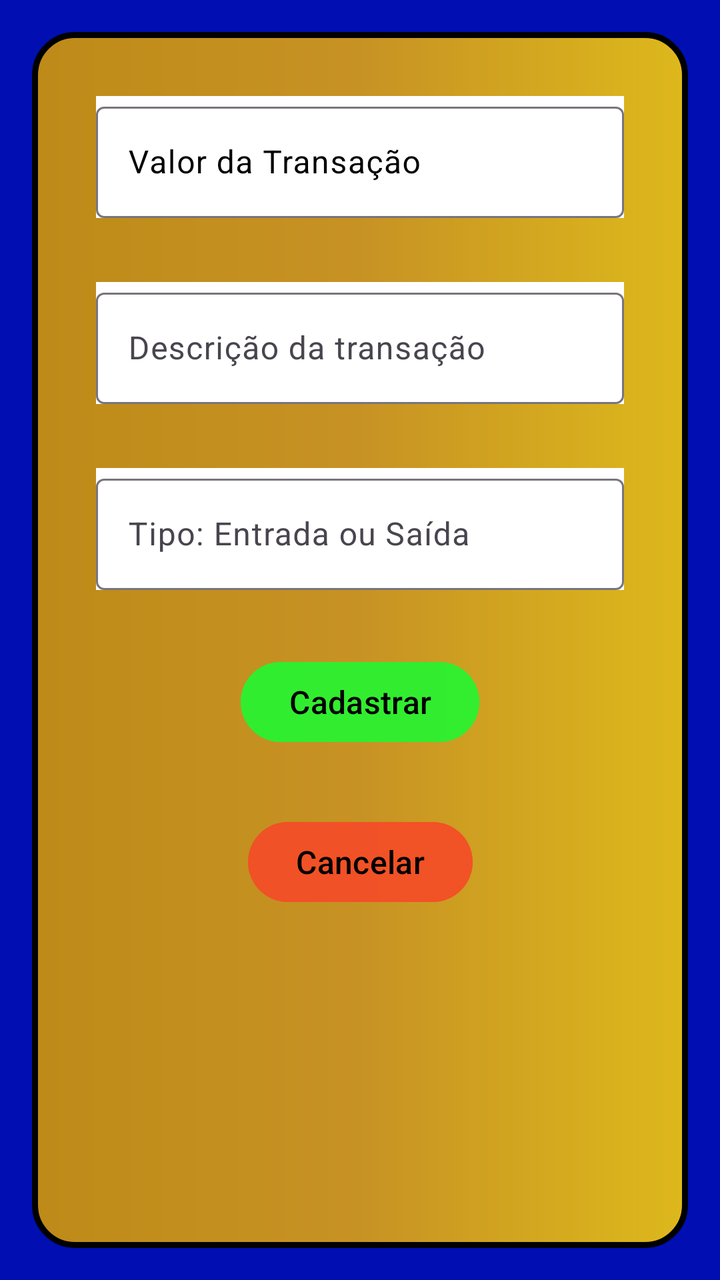
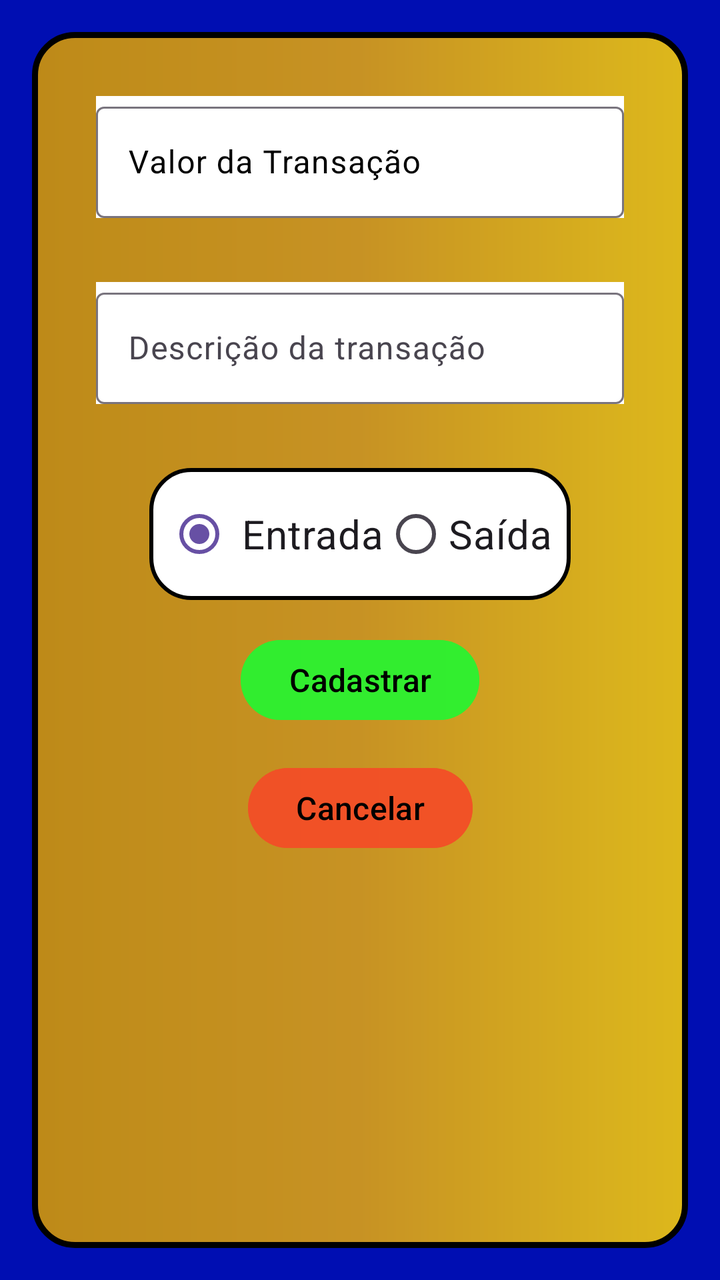

The first picture is an Android layout as it rendered before a commit; the second is the same layout after the commit. The layout source and the unified diff follow.
<!-- AndroidManifest.xml: application theme Theme.PoupaDev -->
<!-- res/layout/activity_transacoes.xml -->
<?xml version="1.0" encoding="utf-8"?>
<androidx.constraintlayout.widget.ConstraintLayout xmlns:android="http://schemas.android.com/apk/res/android"
    xmlns:app="http://schemas.android.com/apk/res-auto"
    xmlns:tools="http://schemas.android.com/tools"
    android:id="@+id/main"
    android:layout_width="match_parent"
    android:layout_height="match_parent"
    android:background="@color/fundoPrincipal"
    tools:context=".Transacoes">

    <androidx.constraintlayout.widget.ConstraintLayout
        android:layout_width="0dp"
        android:layout_height="0dp"
        android:layout_marginStart="16dp"
        android:layout_marginTop="16dp"
        android:layout_marginEnd="16dp"
        android:layout_marginBottom="16dp"
        android:background="@drawable/borda"
        app:layout_constraintBottom_toBottomOf="parent"
        app:layout_constraintEnd_toEndOf="parent"
        app:layout_constraintStart_toStartOf="parent"
        app:layout_constraintTop_toTopOf="parent">

        <com.google.android.material.textfield.TextInputLayout
            android:id="@+id/textInputLayout"
            android:layout_width="0dp"
            android:layout_height="wrap_content"
            android:layout_marginStart="32dp"
            android:layout_marginTop="32dp"
            android:layout_marginEnd="32dp"
            android:background="@color/white"
            android:hint="Valor da Transação"
            android:textColorHint="@color/black"
            app:hintTextColor="#000000"
            app:layout_constraintEnd_toEndOf="parent"
            app:layout_constraintStart_toStartOf="parent"
            app:layout_constraintTop_toTopOf="parent">

            <com.google.android.material.textfield.TextInputEditText
                android:id="@+id/etValor"
                android:layout_width="match_parent"
                android:layout_height="wrap_content"
                android:textColorHint="@color/black" />
        </com.google.android.material.textfield.TextInputLayout>

        <com.google.android.material.textfield.TextInputLayout
            android:id="@+id/textInputLayout2"
            android:layout_width="0dp"
            android:layout_height="wrap_content"
            android:layout_marginStart="32dp"
            android:layout_marginTop="32dp"
            android:layout_marginEnd="32dp"
            android:background="@color/white"
            android:hint="Descrição da transação"
            app:layout_constraintEnd_toEndOf="parent"
            app:layout_constraintStart_toStartOf="parent"
            app:layout_constraintTop_toBottomOf="@+id/textInputLayout">

            <com.google.android.material.textfield.TextInputEditText
                android:id="@+id/etDescricao"
                android:layout_width="match_parent"
                android:layout_height="wrap_content" />
        </com.google.android.material.textfield.TextInputLayout>

        <com.google.android.material.textfield.TextInputLayout
            android:id="@+id/textInputLayout3"
            android:layout_width="0dp"
            android:layout_height="wrap_content"
            android:layout_marginStart="32dp"
            android:layout_marginTop="32dp"
            android:layout_marginEnd="32dp"
            android:background="@color/white"
            android:hint="Tipo: Entrada ou Saída"
            app:layout_constraintEnd_toEndOf="parent"
            app:layout_constraintStart_toStartOf="parent"
            app:layout_constraintTop_toBottomOf="@+id/textInputLayout2">

            <com.google.android.material.textfield.TextInputEditText
                android:id="@+id/etTipo"
                android:layout_width="match_parent"
                android:layout_height="wrap_content" />
        </com.google.android.material.textfield.TextInputLayout>

        <Button
            android:id="@+id/button"
            android:layout_width="wrap_content"
            android:layout_height="wrap_content"
            android:layout_marginStart="32dp"
            android:layout_marginTop="32dp"
            android:layout_marginEnd="32dp"
            android:backgroundTint="@color/botaoCadastrar"
            android:onClick="cadastrar"
            android:text="Cadastrar"
            android:textColor="@color/black"
            android:textSize="16sp"
            app:layout_constraintEnd_toEndOf="parent"
            app:layout_constraintStart_toStartOf="parent"
            app:layout_constraintTop_toBottomOf="@+id/textInputLayout3" />

        <Button
            android:id="@+id/button3"
            android:layout_width="wrap_content"
            android:layout_height="wrap_content"
            android:layout_marginStart="32dp"
            android:layout_marginTop="32dp"
            android:layout_marginEnd="32dp"
            android:backgroundTint="@color/botaoCancelar"
            android:onClick="cancelar"
            android:text="Cancelar"
            android:textColor="@color/black"
            android:textSize="16sp"
            app:layout_constraintEnd_toEndOf="parent"
            app:layout_constraintStart_toStartOf="parent"
            app:layout_constraintTop_toBottomOf="@+id/button" />

    </androidx.constraintlayout.widget.ConstraintLayout>
</androidx.constraintlayout.widget.ConstraintLayout>
<!-- resources referenced by this layout -->
<resources>
  <color name="black">#FF000000</color>
  <color name="botaoCadastrar">#BB27F531</color>
  <color name="botaoCancelar">#BBF54D27</color>
  <color name="fundoPrincipal">#000eb2</color>
  <color name="white">#FFFFFFFF</color>
  <!-- drawable borda (drawable) -->
  <?xml version="1.0" encoding="utf-8"?>
  <shape xmlns:android="http://schemas.android.com/apk/res/android">
      <gradient
          android:startColor="@color/corInicio"
          android:centerColor="@color/corMeio"
          android:endColor="@color/corFim"
      />
      <stroke
              android:width="3dp"
              android:color="@color/black"
      />
      <corners
          android:radius="20dp"
      />
  </shape>
  <style name="Theme.PoupaDev" parent="Base.Theme.PoupaDev" />
  <color name="corInicio">#DDdb9d00</color>
  <color name="corMeio">#CCf9b300</color>
  <color name="corFim">#DDffd204</color>
  <style name="Base.Theme.PoupaDev" parent="Theme.Material3.DayNight.NoActionBar">
          
          
      </style>
</resources>

<!-- the commit's change to res/layout/activity_transacoes.xml (unified diff, before → after) -->
@@ -18,8 +18,10 @@
         android:background="@drawable/borda"
         app:layout_constraintBottom_toBottomOf="parent"
         app:layout_constraintEnd_toEndOf="parent"
+        app:layout_constraintHorizontal_bias="0.0"
         app:layout_constraintStart_toStartOf="parent"
-        app:layout_constraintTop_toTopOf="parent">
+        app:layout_constraintTop_toTopOf="parent"
+        app:layout_constraintVertical_bias="0.0">
 
         <com.google.android.material.textfield.TextInputLayout
             android:id="@+id/textInputLayout"
@@ -62,31 +64,43 @@
                 android:layout_height="wrap_content" />
         </com.google.android.material.textfield.TextInputLayout>
 
-        <com.google.android.material.textfield.TextInputLayout
-            android:id="@+id/textInputLayout3"
-            android:layout_width="0dp"
+        <RadioGroup
+            android:id="@+id/rgTipo"
+            android:layout_width="wrap_content"
             android:layout_height="wrap_content"
             android:layout_marginStart="32dp"
             android:layout_marginTop="32dp"
             android:layout_marginEnd="32dp"
-            android:background="@color/white"
-            android:hint="Tipo: Entrada ou Saída"
+            android:background="@drawable/borderprincipal"
+            android:orientation="horizontal"
+            android:padding="9sp"
             app:layout_constraintEnd_toEndOf="parent"
             app:layout_constraintStart_toStartOf="parent"
             app:layout_constraintTop_toBottomOf="@+id/textInputLayout2">
 
-            <com.google.android.material.textfield.TextInputEditText
-                android:id="@+id/etTipo"
+            <RadioButton
+                android:id="@+id/rbEntrada"
                 android:layout_width="match_parent"
-                android:layout_height="wrap_content" />
-        </com.google.android.material.textfield.TextInputLayout>
+                android:layout_height="wrap_content"
+                android:checked="true"
+                android:paddingLeft="5sp"
+                android:text="Entrada"
+                android:textSize="20sp" />
+
+            <RadioButton
+                android:id="@+id/rbSaida"
+                android:layout_width="match_parent"
+                android:layout_height="wrap_content"
+                android:text="Saída"
+                android:textSize="20sp" />
+        </RadioGroup>
 
         <Button
             android:id="@+id/button"
             android:layout_width="wrap_content"
             android:layout_height="wrap_content"
             android:layout_marginStart="32dp"
-            android:layout_marginTop="32dp"
+            android:layout_marginTop="16dp"
             android:layout_marginEnd="32dp"
             android:backgroundTint="@color/botaoCadastrar"
             android:onClick="cadastrar"
@@ -95,14 +109,14 @@
             android:textSize="16sp"
             app:layout_constraintEnd_toEndOf="parent"
             app:layout_constraintStart_toStartOf="parent"
-            app:layout_constraintTop_toBottomOf="@+id/textInputLayout3" />
+            app:layout_constraintTop_toBottomOf="@+id/rgTipo" />
 
         <Button
             android:id="@+id/button3"
             android:layout_width="wrap_content"
             android:layout_height="wrap_content"
             android:layout_marginStart="32dp"
-            android:layout_marginTop="32dp"
+            android:layout_marginTop="16dp"
             android:layout_marginEnd="32dp"
             android:backgroundTint="@color/botaoCancelar"
             android:onClick="cancelar"
<!-- resource entries referenced after the edit -->
@@ -21,6 +21,23 @@
           android:radius="20dp"
       />
   </shape>
+  <!-- drawable borderprincipal (drawable) -->
+  <?xml version="1.0" encoding="utf-8"?>
+  <shape xmlns:android="http://schemas.android.com/apk/res/android">
+      <gradient
+          android:centerColor="@color/white"
+          android:endColor="@color/white"
+          android:startColor="@color/white"
+  
+          />
+      <stroke
+          android:color="@color/black"
+          android:width="2dp"
+          />
+  <corners
+      android:radius="20dp"
+      />
+  </shape>
   <style name="Theme.PoupaDev" parent="Base.Theme.PoupaDev" />
   <color name="corInicio">#DDdb9d00</color>
   <color name="corMeio">#CCf9b300</color>
